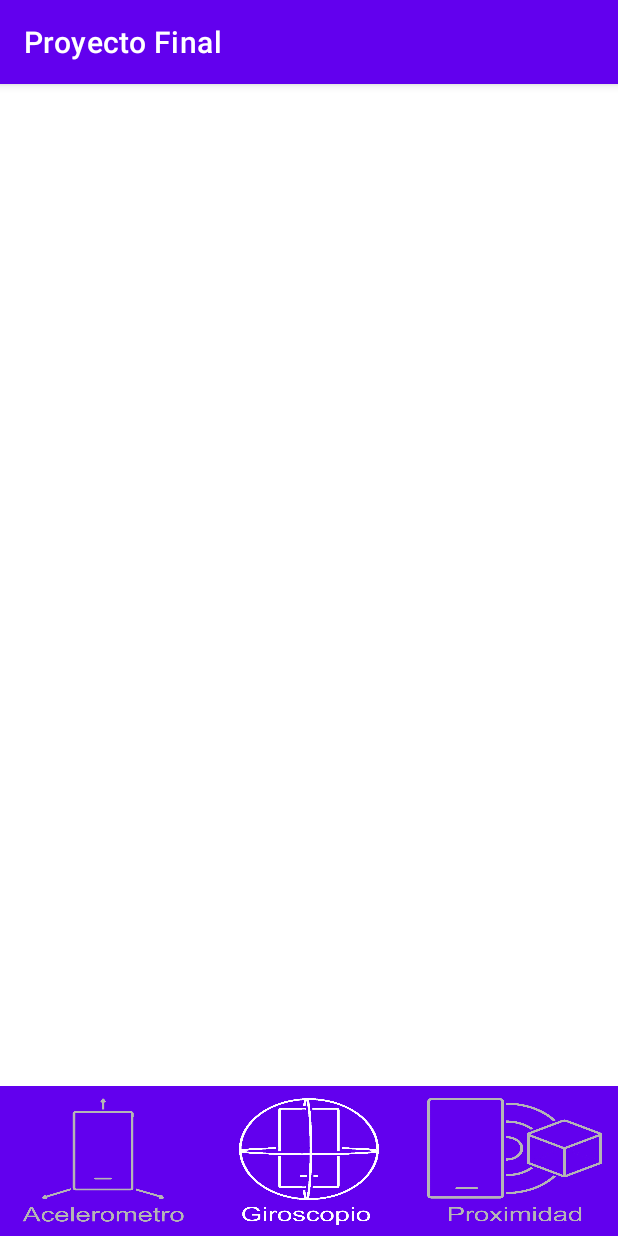
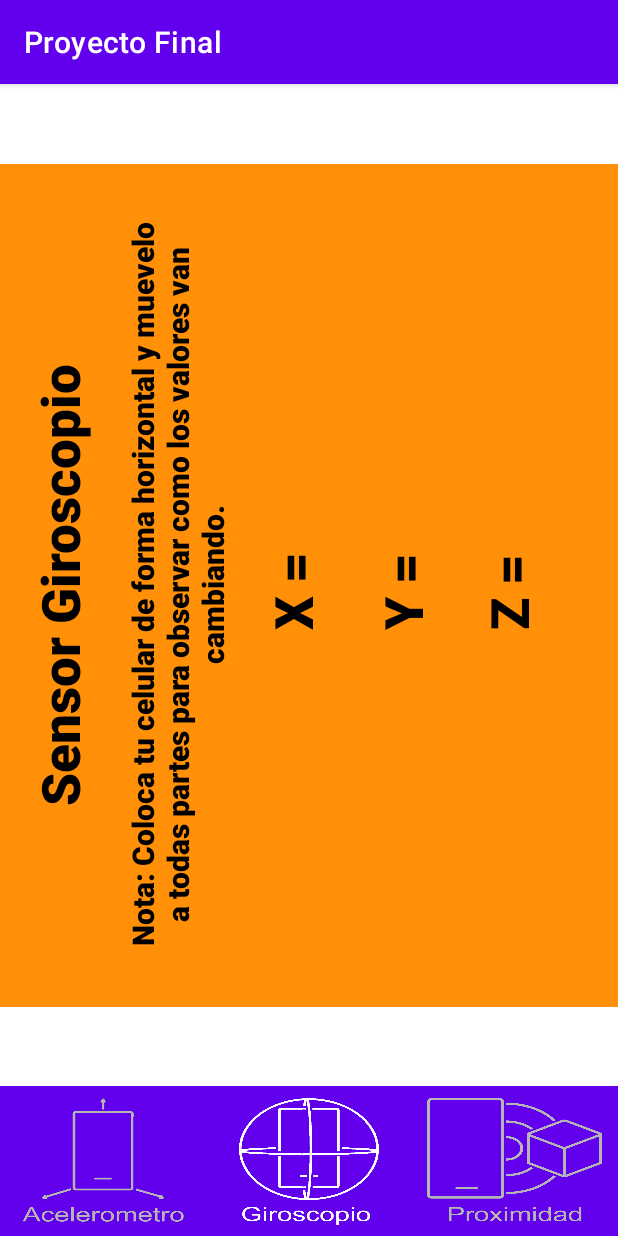
Before and after one commit to JoseACastilloH/ProyectoFinalHPA, an Android app: the MenuActivity screen opened directly, with no data from a screen before it, after a tap on an icon or button, on a phone screen of 412 x 824 dp. Run offline under Robolectric (Android 15) with nearby library versions, the light colour scheme and no system bars.

Commit message:
Implementacion del Giroscopio

```diff
--- /dev/null
+++ b/ProyectoFinal_Castillo_Lan_Morn/app/src/main/java/com/example/proyectofinal_castillo_lan_morn/GyroscopeFragment.java
@@ -0,0 +1,124 @@
+package com.example.proyectofinal_castillo_lan_morn;
+
+import android.app.Activity;
+import android.content.Context;
+import android.content.pm.ActivityInfo;
+import android.hardware.Sensor;
+import android.hardware.SensorEvent;
+import android.hardware.SensorEventListener;
+import android.hardware.SensorManager;
+import android.os.Bundle;
+
+import androidx.fragment.app.Fragment;
+
+import android.view.LayoutInflater;
+import android.view.View;
+import android.view.ViewGroup;
+import android.widget.TextView;
+
+/**
+ * A simple {@link Fragment} subclass.
+ * Use the {@link GyroscopeFragment#newInstance} factory method to
+ * create an instance of this fragment.
+ */
+public class GyroscopeFragment extends Fragment {
+
+    TextView textX, textY, textZ;
+    private SensorManager sensorManager;
+    Sensor sensor;
+
+    // TODO: Rename parameter arguments, choose names that match
+    // the fragment initialization parameters, e.g. ARG_ITEM_NUMBER
+    private static final String ARG_PARAM1 = "param1";
+    private static final String ARG_PARAM2 = "param2";
+
+    // TODO: Rename and change types of parameters
+    private String mParam1;
+    private String mParam2;
+
+    public GyroscopeFragment() {
+        // Required empty public constructor
+    }
+
+    /**
+     * Use this factory method to create a new instance of
+     * this fragment using the provided parameters.
+     *
+     * @param param1 Parameter 1.
+     * @param param2 Parameter 2.
+     * @return A new instance of fragment GyroscopeFragment.
+     */
+    // TODO: Rename and change types and number of parameters
+    public static GyroscopeFragment newInstance(String param1, String param2) {
+        GyroscopeFragment fragment = new GyroscopeFragment();
+        Bundle args = new Bundle();
+        args.putString(ARG_PARAM1, param1);
+        args.putString(ARG_PARAM2, param2);
+        fragment.setArguments(args);
+        return fragment;
+    }
+
+    @Override
+    public void onCreate(Bundle savedInstanceState) {
+        super.onCreate(savedInstanceState);
+        if (getArguments() != null) {
+            mParam1 = getArguments().getString(ARG_PARAM1);
+            mParam2 = getArguments().getString(ARG_PARAM2);
+        }
+    }
+
+    @Override
+    public View onCreateView(LayoutInflater inflater, ViewGroup container,
+                             Bundle savedInstanceState) {
+        // Inflate the layout for this fragment
+        return inflater.inflate(R.layout.fragment_gyroscope, container, false);
+
+    }
+
+    @Override
+    public void onViewCreated(View view, Bundle savedInstanceState) {
+        super.onViewCreated(view, savedInstanceState);
+
+        sensor = sensorManager.getDefaultSensor(Sensor.TYPE_GYROSCOPE);
+
+        textX = view.findViewById(R.id.tvX);
+        textY = view.findViewById(R.id.tvY);
+        textZ = view.findViewById(R.id.tvZ);
+    }
+
+    public void setSensor(SensorManager sensor){
+        sensorManager = sensor;
+    }
+
+    public void onResume(){
+        super.onResume();
+        sensorManager.registerListener(gyrolistener,sensor,SensorManager.SENSOR_DELAY_FASTEST);
+
+    }
+
+    public void onStop(){
+        super.onStop();
+        sensorManager.unregisterListener(gyrolistener);
+    }
+
+    public SensorEventListener gyrolistener = new SensorEventListener() {
+        @Override
+        public void onSensorChanged(SensorEvent sensorEvent) {
+            float x = sensorEvent.values[0];
+            float y = sensorEvent.values[1];
+            float z = sensorEvent.values[2];
+
+            textX.setText("X: " + (int) x);
+            textY.setText("Y: " + (int) y);
+            textZ.setText("Z: " + (int) z);
+        }
+
+        @Override
+        public void onAccuracyChanged(Sensor sensor, int i) {
+
+        }
+    };
+
+
+
+}
--- a/ProyectoFinal_Castillo_Lan_Morn/app/src/main/java/com/example/proyectofinal_castillo_lan_morn/MenuActivity.java
+++ b/ProyectoFinal_Castillo_Lan_Morn/app/src/main/java/com/example/proyectofinal_castillo_lan_morn/MenuActivity.java
@@ -9,6 +9,8 @@
 
 import android.annotation.SuppressLint;
 import android.content.Context;
+import android.content.pm.ActivityInfo;
+import android.content.res.Configuration;
 import android.content.res.Resources;
 import android.graphics.drawable.Drawable;
 import android.hardware.SensorManager;
@@ -26,6 +28,7 @@
     private Drawable drwAceBlanco, drwAceGris;
     private Drawable drwGiroBlanco, drwGiroGris;
     private Drawable drwProxBlanco, drwProxGris;
+    private boolean landscape;
 
     @Override
     protected void onCreate(Bundle savedInstanceState) {
@@ -58,13 +61,26 @@
 
         btnGiroscopio.setOnClickListener(new View.OnClickListener() {
             @Override
+
             public void onClick(View view) {
 
                 btnAceletrometro.setForeground(drwAceGris);
                 btnGiroscopio.setForeground(drwGiroBlanco);
                 btnProximidad.setForeground(drwProxGris);
 
+                SensorManager sensor = (SensorManager) getSystemService(Context.SENSOR_SERVICE);
+
+                GyroscopeFragment proFrag = new GyroscopeFragment();
+                proFrag.setSensor(sensor);
+
+
+
+                FragmentTransaction ft = getSupportFragmentManager().beginTransaction();
+                ft.replace(R.id.fragView, proFrag);
+                ft.commit();
+
             }
+
         });
 
         btnProximidad.setOnClickListener(new View.OnClickListener() {
@@ -86,6 +102,4 @@
             }
         });
     }
-
-
 }
--- /dev/null
+++ b/ProyectoFinal_Castillo_Lan_Morn/app/src/main/res/layout/fragment_gyroscope.xml
@@ -0,0 +1,107 @@
+<?xml version="1.0" encoding="utf-8"?>
+<FrameLayout xmlns:android="http://schemas.android.com/apk/res/android"
+    xmlns:tools="http://schemas.android.com/tools"
+    android:layout_width="match_parent"
+    android:layout_height="match_parent"
+    tools:context=".GyroscopeFragment">
+
+    <!-- TODO: Update blank fragment layout -->
+    <androidx.constraintlayout.widget.ConstraintLayout xmlns:android="http://schemas.android.com/apk/res/android"
+        xmlns:app="http://schemas.android.com/apk/res-auto"
+        xmlns:tools="http://schemas.android.com/tools"
+        android:layout_width="match_parent"
+        android:layout_height="match_parent"
+        tools:context=".MainActivity"
+        android:background="#FF9008"
+        android:orientation="vertical">
+
+
+        <TextView
+            android:id="@+id/tvtitulo"
+            android:layout_width="730dp"
+            android:layout_height="178dp"
+            android:fontFamily="sans-serif-black"
+            android:rotation="-90"
+            android:text="Sensor Giroscopio"
+            android:textAlignment="center"
+            android:textColor="#000000"
+            android:textSize="35dp"
+            app:layout_constraintBottom_toBottomOf="parent"
+            app:layout_constraintEnd_toEndOf="parent"
+            app:layout_constraintHorizontal_bias="0.821"
+            app:layout_constraintStart_toStartOf="parent"
+            app:layout_constraintTop_toTopOf="parent"
+            app:layout_constraintVertical_bias="0.499" />
+
+        <TextView
+            android:id="@+id/tvnota"
+            android:layout_width="544dp"
+            android:layout_height="214dp"
+            android:fontFamily="sans-serif-black"
+            android:rotation="-90"
+            android:text="Nota: Coloca tu celular de forma horizontal y muevelo a todas partes para observar como los valores van cambiando."
+            android:textAlignment="center"
+            android:textColor="#000000"
+            android:textSize="20sp"
+            app:layout_constraintBottom_toBottomOf="parent"
+            app:layout_constraintEnd_toEndOf="parent"
+            app:layout_constraintHorizontal_bias="0.646"
+            app:layout_constraintStart_toStartOf="parent"
+            app:layout_constraintTop_toTopOf="parent"
+            app:layout_constraintVertical_bias="0.499" />
+
+        <TextView
+            android:id="@+id/tvX"
+            android:layout_width="123dp"
+            android:layout_height="70dp"
+            android:fontFamily="sans-serif-black"
+            android:rotation="-90"
+            android:text="X = "
+            android:textAlignment="center"
+            android:textColor="#000000"
+            android:textSize="35dp"
+            app:layout_constraintBottom_toBottomOf="parent"
+            app:layout_constraintEnd_toEndOf="parent"
+            app:layout_constraintStart_toStartOf="parent"
+            app:layout_constraintTop_toTopOf="parent"
+            app:layout_constraintVertical_bias="0.499" />
+
+        <TextView
+            android:id="@+id/tvY"
+            android:layout_width="123dp"
+            android:layout_height="70dp"
+            android:fontFamily="sans-serif-black"
+            android:rotation="-90"
+            android:text="Y = "
+            android:textAlignment="center"
+            android:textColor="#000000"
+            android:textSize="35dp"
+            app:layout_constraintBottom_toBottomOf="parent"
+            app:layout_constraintEnd_toEndOf="parent"
+            app:layout_constraintHorizontal_bias="0.756"
+            app:layout_constraintStart_toStartOf="parent"
+            app:layout_constraintTop_toTopOf="parent"
+            app:layout_constraintVertical_bias="0.499" />
+
+        <TextView
+            android:id="@+id/tvZ"
+            android:layout_width="123dp"
+            android:layout_height="70dp"
+            android:fontFamily="sans-serif-black"
+            android:rotation="-90"
+            android:text="Z = "
+            android:textAlignment="center"
+            android:textColor="#000000"
+            android:textSize="35dp"
+            app:layout_constraintBottom_toBottomOf="parent"
+            app:layout_constraintEnd_toEndOf="parent"
+            app:layout_constraintHorizontal_bias="1.0"
+            app:layout_constraintStart_toStartOf="parent"
+            app:layout_constraintTop_toTopOf="parent" />
+
+
+    </androidx.constraintlayout.widget.ConstraintLayout>
+
+
+
+</FrameLayout>
```
